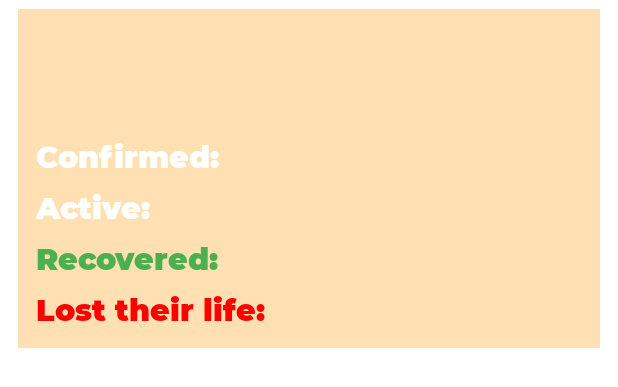
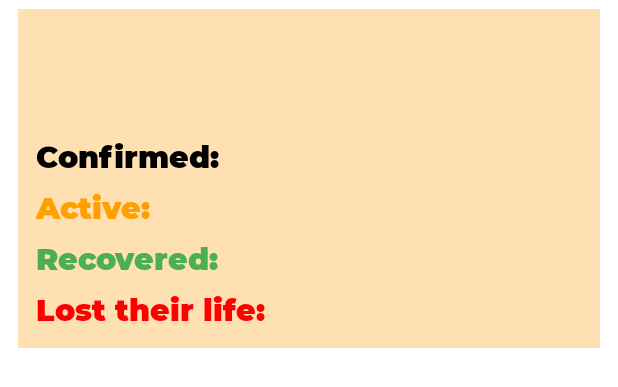
Before and after one commit to Anand-Avinash-Bhalerao/CoviHelp, an Android app: the layout list_item.xml on its own in the app's theme, with its tools: preview values and no code run, on a phone screen of 412 x 824 dp. Shown: the top 387 px of the screen. Run offline under Robolectric (Android 15) with nearby library versions, the phone set to English and light mode, and no system bars.

Commit message:
Orange color to active xml

```diff
--- a/app/src/main/res/layout/list_item.xml
+++ b/app/src/main/res/layout/list_item.xml
@@ -38,7 +38,7 @@
                 android:layout_height="wrap_content"
                 android:layout_weight="2"
                 android:text="@string/confirmed"
-                android:textColor="@color/white"
+                android:textColor="@color/black"
                 android:textSize="20sp">
 
             </TextView>
@@ -66,7 +66,7 @@
                 android:layout_height="wrap_content"
                 android:layout_weight="2"
                 android:text="@string/active"
-                android:textColor="@color/white"
+                android:textColor="@color/orange"
                 android:textSize="20sp">
 
             </TextView>
```
